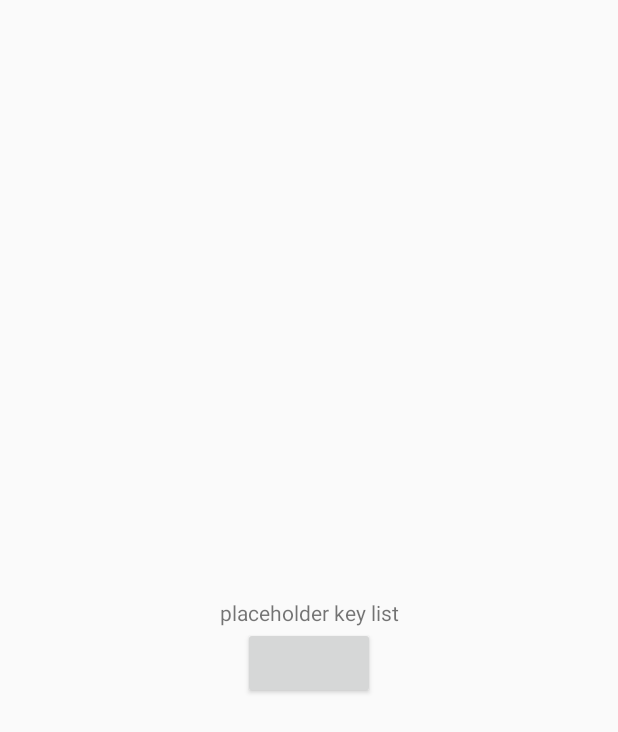
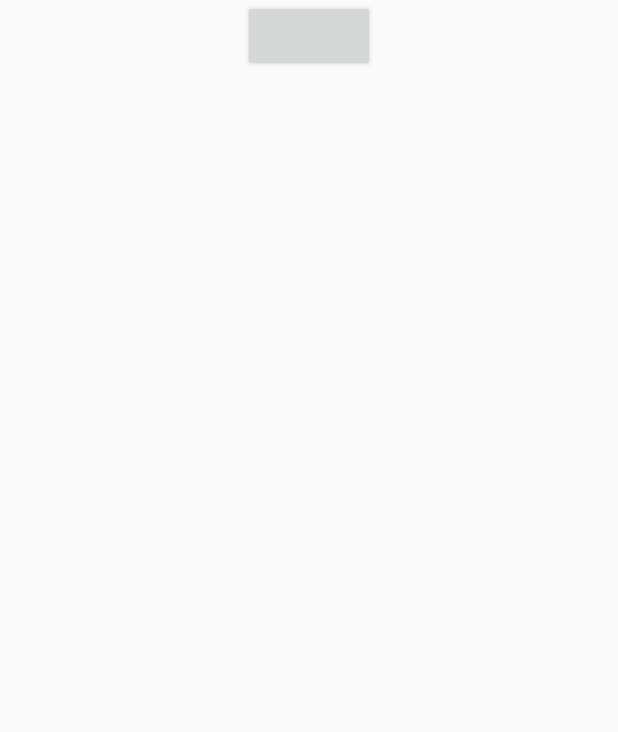
Before and after one commit to travismacdonald/KeyCompanion, an Android app: the layout keys_frag.xml on its own in the app's theme, with its tools: preview values and no code run, on a phone screen of 412 x 824 dp. Shown: the top 732 px of the screen. Run offline under Robolectric (Android 15) with nearby library versions, the phone set to English and light mode, and no system bars.

```diff
--- a/app/src/main/java/com/cannonballapps/keycompanion/keys/KeysFragment.kt
+++ b/app/src/main/java/com/cannonballapps/keycompanion/keys/KeysFragment.kt
@@ -2,16 +2,16 @@ package com.cannonballapps.keycompanion.keys
 
 
 import android.os.Bundle
+import android.support.constraint.ConstraintLayout
 import android.support.v4.app.Fragment
 import android.view.LayoutInflater
 import android.view.View
 import android.view.ViewGroup
 import android.widget.Button
-import android.widget.TextView
 import com.cannonballapps.keycompanion.Key
 
+import java.lang.StringBuilder
 import com.cannonballapps.keycompanion.R
-import java.lang.StringBuilder
 
 /**
  * A simple [Fragment] subclass.
@@ -19,10 +19,11 @@ import java.lang.StringBuilder
  */
 class KeysFragment : Fragment(), KeysContract.View {
 
+    private lateinit var keysGridContainer: ConstraintLayout
     // Will call presenter methods through this var.
     override lateinit var presenter: KeysContract.Presenter
 
-    private lateinit var keysStr: TextView
+    private lateinit var keysGrid: ConstraintLayout
     private lateinit var randomizeButton: Button
 
     // Todo: probably delete this function
@@ -33,7 +34,6 @@ class KeysFragment : Fragment(), KeysContract.View {
     override fun showAllKeys(keyList: MutableList<Key>) {
         val sb = StringBuilder()
         for (key in keyList) sb.append("${key.curName} ")
-        keysStr.text = sb.toString()
     }
 
     override fun onResume() {
@@ -45,11 +45,15 @@ class KeysFragment : Fragment(), KeysContract.View {
         inflater: LayoutInflater, container: ViewGroup?, savedInstanceState: Bundle?): View? {
 
         val root = inflater.inflate(R.layout.keys_frag, container, false)
+        keysGridContainer = root.findViewById(R.id.keys_grid)
+        keysGrid = inflater.inflate(R.layout.keys_item, root as ViewGroup, false) as ConstraintLayout
+        keysGridContainer.addView(keysGrid)
+
         with (root) {
-            keysStr = findViewById(R.id.keys_text)
             randomizeButton = findViewById(R.id.randomize_button)
             randomizeButton.setOnClickListener { presenter.randomizeKeys() }
         }
+
         return root
     }
 
--- a/app/src/main/res/layout/keys_frag.xml
+++ b/app/src/main/res/layout/keys_frag.xml
@@ -1,48 +1,30 @@
 <?xml version="1.0" encoding="utf-8"?>
-<android.support.constraint.ConstraintLayout
-    xmlns:android="http://schemas.android.com/apk/res/android"
+<android.support.constraint.ConstraintLayout xmlns:android="http://schemas.android.com/apk/res/android"
     xmlns:app="http://schemas.android.com/apk/res-auto"
     xmlns:tools="http://schemas.android.com/tools"
     android:layout_width="match_parent"
     android:layout_height="match_parent"
     tools:context=".keys.KeysFragment">
 
+    <android.support.constraint.ConstraintLayout
+        android:id="@+id/keys_grid"
+        android:layout_width="match_parent"
+        android:layout_height="wrap_content"
+        app:layout_constraintBottom_toBottomOf="parent"
+        app:layout_constraintLeft_toLeftOf="parent"
+        app:layout_constraintRight_toRightOf="parent"
+        app:layout_constraintTop_toTopOf="parent">
 
-    <TextView
-        android:id="@+id/keys_text"
-        android:layout_width="wrap_content"
-        android:layout_height="wrap_content"
-        android:gravity="center"
-        android:text="placeholder key list"
-        android:layout_marginBottom="8dp"
-        android:layout_marginStart="8dp"
-        android:layout_marginEnd="8dp"
-        app:layout_constraintStart_toStartOf="parent"
-        app:layout_constraintEnd_toEndOf="parent"
-        app:layout_constraintTop_toTopOf="parent"
-        app:layout_constraintBottom_toBottomOf="parent"/>
+    </android.support.constraint.ConstraintLayout>
 
     <Button
         android:id="@+id/randomize_button"
         android:layout_width="wrap_content"
         android:layout_height="wrap_content"
+        android:layout_marginStart="8dp"
         android:layout_marginEnd="8dp"
-        android:layout_marginStart="8dp"
-        app:layout_constraintTop_toBottomOf="@+id/keys_text"
         app:layout_constraintEnd_toEndOf="parent"
-        app:layout_constraintStart_toStartOf="parent"/>
-
-    <LinearLayout
-        android:orientation="horizontal"
-        android:layout_height="0dp"
-        android:layout_width="match_parent"
-        android:weightSum="3"
-        app:layout_constraintTop_toTopOf="parent"
-        app:layout_constraintBottom_toBottomOf="parent"
         app:layout_constraintStart_toStartOf="parent"
-        app:layout_constraintEnd_toEndOf="parent"
-        app:layout_constraintLeft_toLeftOf="parent"
-        app:layout_constraintRight_toRightOf="parent">
-    </LinearLayout>
+        app:layout_constraintTop_toTopOf="parent" />
 
 </android.support.constraint.ConstraintLayout>
--- a/app/src/main/res/values/dimens.xml
+++ b/app/src/main/res/values/dimens.xml
@@ -1,6 +1,10 @@
 <?xml version="1.0" encoding="utf-8"?>
 <resources>
-    <dimen name="key_button_dims">30dp</dimen>
+
+    <!-- Key Button Size -->
+    <dimen name="key_button_dims">60dp</dimen>
+
+    <!-- Height of Key grid -->
     <dimen name="key_layout_height">400dp</dimen>
-    <dimen name="key_spacing">24dp</dimen>
+
 </resources>
```
